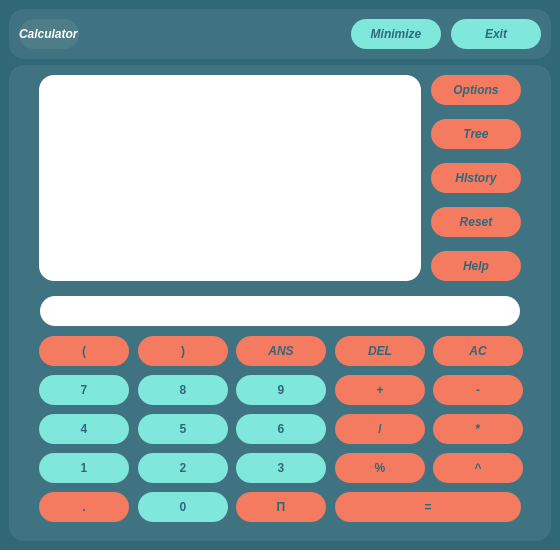
UniversityOfIsfahan-DS-00/calculator, file Phase3/mainwindow.ui: the form before one commit.
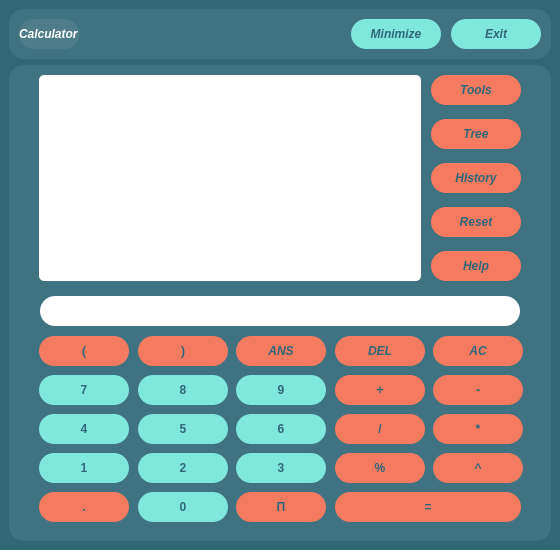
The form after the commit.

What changed in the file:
```diff
--- a/Phase3/mainwindow.ui
+++ b/Phase3/mainwindow.ui
@@ -250,7 +250,7 @@
            <property name="styleSheet">
             <string notr="true">background-color: white;
 color: black;
-border-radius: 15px;</string>
+border-radius: 5px;</string>
            </property>
            <property name="frameShape">
             <enum>QFrame::Panel</enum>
@@ -307,7 +307,7 @@
 }</string>
              </property>
              <property name="text">
-              <string>Options</string>
+              <string>Tools</string>
              </property>
             </widget>
            </item>
```
Left out of the diff: 95 changed lines with no effect on the pictures.
